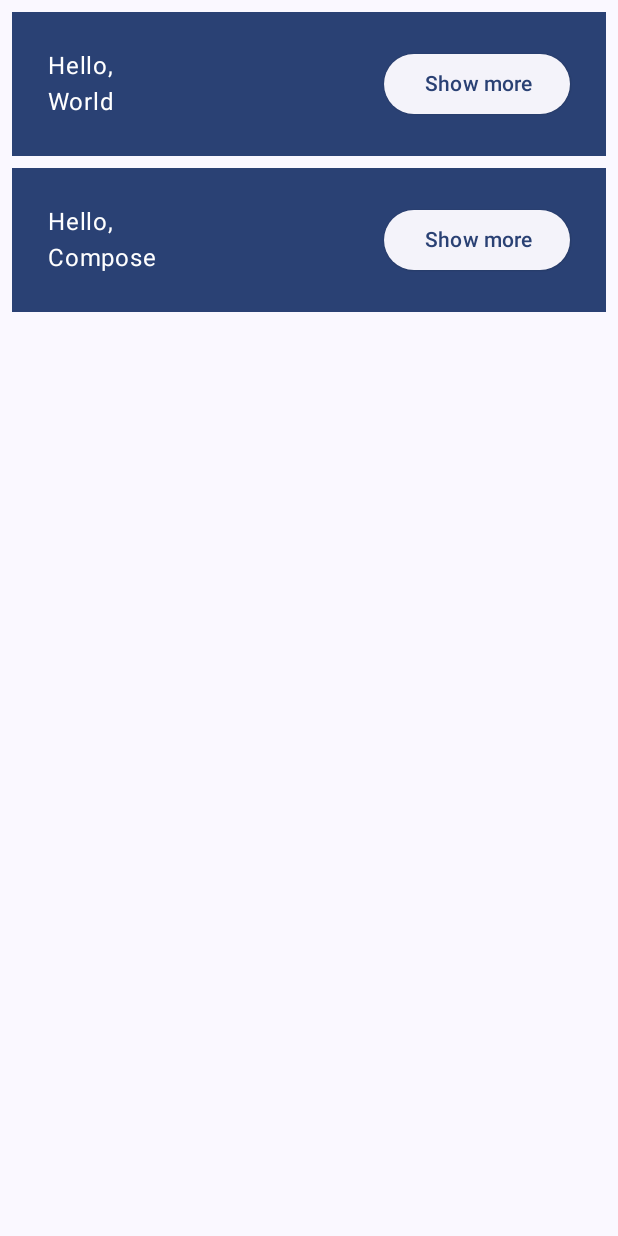
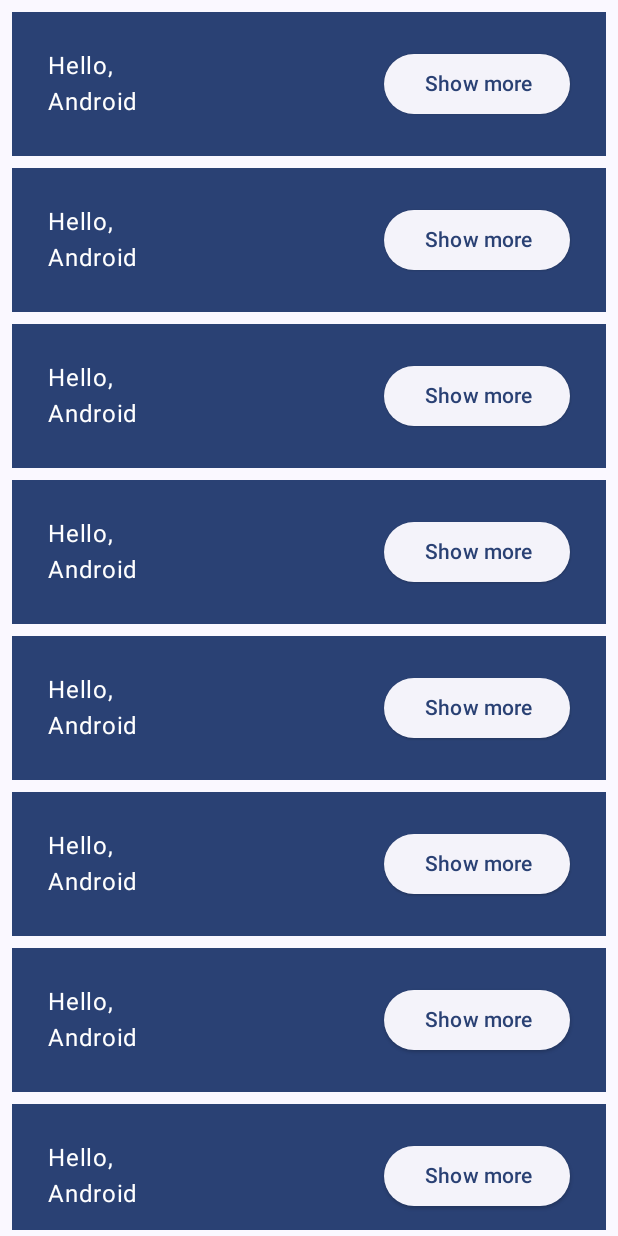
Before and after one commit to azisanw19/jetpack-compose, an Android app built with Jetpack Compose: the screen it shows after launch (BasicJetpackComposeActivity), after a tap on "Continue", on a phone screen of 412 x 824 dp. Run offline under Robolectric (Android 15) with nearby library versions, the phone set to English and light mode, and no system bars.

```diff
--- a/app/src/main/java/com/canwar/jetpackcompose/ui/activity/BasicJetpackComposeActivity.kt
+++ b/app/src/main/java/com/canwar/jetpackcompose/ui/activity/BasicJetpackComposeActivity.kt
@@ -3,6 +3,9 @@ package com.canwar.jetpackcompose.ui.activity
 import android.os.Bundle
 import androidx.activity.ComponentActivity
 import androidx.activity.compose.setContent
+import androidx.compose.animation.core.Spring
+import androidx.compose.animation.core.animateDpAsState
+import androidx.compose.animation.core.spring
 import androidx.compose.foundation.layout.Arrangement
 import androidx.compose.foundation.layout.Column
 import androidx.compose.foundation.layout.Row
@@ -46,14 +49,14 @@ class BasicJetpackComposeActivity : ComponentActivity() {
 @Composable
 private fun Greetings(
     modifier: Modifier = Modifier,
-    names: List<String> = listOf("World", "Compose")
+    names: List<String> = List(1000) { "Android" }
 ) {
     // membuat column
-    Column(
+    LazyColumn(
         modifier = modifier.padding(vertical = 4.dp)
     ) {
         // android compose list
-        for (name in names) {
+        items(items = names) { name ->
             Greeting(name)
         }
     }
@@ -62,11 +65,21 @@ private fun Greetings(
 @Composable
 fun Greeting(name: String) {
     // menyimpan state perubahan ketika onClick dan mengingat statusnya
+    // ketika dilakukan scroll hingga screen menutupi list dapat dilihat expanded state kembali ke default false
+    // untuk mengubahnya dapat menggunakan `rememberSaveable`
     val expanded = remember { mutableStateOf(false) }
 
     // menambahkan extra padding
     // extra padding tidak perlu dilakukan remmeber karena bergantung pada value lain
-    val extraPadding = if (expanded.value) 48.dp else 0.dp
+    // menambahkan animasi
+    val extraPadding by animateDpAsState(targetValue = if (expanded.value) 48.dp else 0.dp,
+        label = "extra padding",
+        // menyesuaikan animasi
+        animationSpec = spring(
+            dampingRatio = Spring.DampingRatioMediumBouncy,
+            stiffness = Spring.StiffnessLow
+        )
+    )
 
     // dengan menggunakan materialTheme warna text juga berubah menjadi onPrimary
     Surface(
@@ -79,7 +92,8 @@ fun Greeting(name: String) {
             Column(
                 modifier = Modifier
                     .weight(1f)
-                    .padding(bottom = extraPadding)
+                    // memastikan padding tidak pernah negatid
+                    .padding(bottom = extraPadding.coerceAtLeast(0.dp))
             ) {
                 Text(text = "Hello,")
                 Text(text = name)
```
Also changed, not shown: 1 other file.
